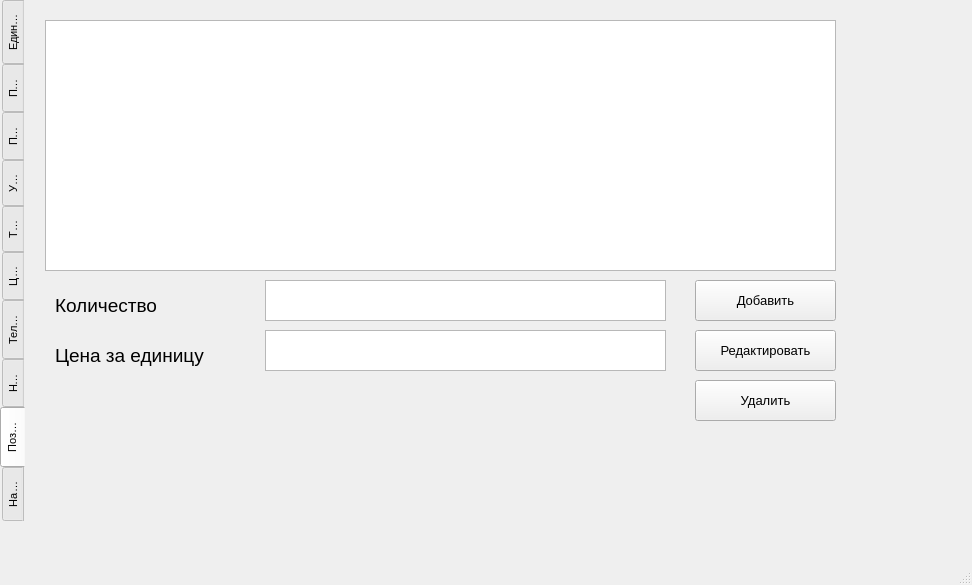
This is DataBaseProject/mainwindow.ui in edfefegeger/Qt_Univer as Qt 5 draws it before an edit. The edited form follows.
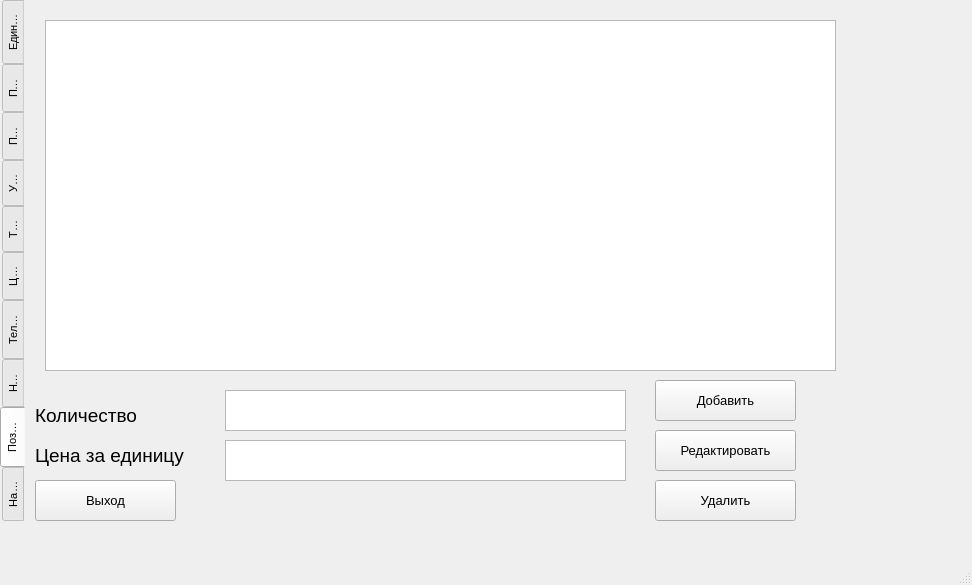
This is the edited form. The open tabs and pages were chosen to show the change.

The edit to the form file:
```diff
--- a/DataBaseProject/mainwindow.ui
+++ b/DataBaseProject/mainwindow.ui
@@ -1289,8 +1289,8 @@
      <widget class="QTextEdit" name="InvoicePositionUnitPriceTextEdit">
       <property name="geometry">
        <rect>
-        <x>240</x>
-        <y>330</y>
+        <x>200</x>
+        <y>440</y>
         <width>401</width>
         <height>41</height>
        </rect>
@@ -1304,8 +1304,8 @@
      <widget class="QLabel" name="label_23">
       <property name="geometry">
        <rect>
-        <x>30</x>
-        <y>290</y>
+        <x>10</x>
+        <y>400</y>
         <width>201</width>
         <height>31</height>
        </rect>
@@ -1322,8 +1322,8 @@
      <widget class="QTextEdit" name="invoicePositionTypeCountTextEdit">
       <property name="geometry">
        <rect>
-        <x>240</x>
-        <y>280</y>
+        <x>200</x>
+        <y>390</y>
         <width>401</width>
         <height>41</height>
        </rect>
@@ -1340,7 +1340,7 @@
         <x>20</x>
         <y>20</y>
         <width>791</width>
-        <height>251</height>
+        <height>351</height>
        </rect>
       </property>
       <property name="selectionMode">
@@ -1353,8 +1353,8 @@
      <widget class="QLabel" name="label_24">
       <property name="geometry">
        <rect>
-        <x>30</x>
-        <y>340</y>
+        <x>10</x>
+        <y>440</y>
         <width>201</width>
         <height>31</height>
        </rect>
@@ -1371,8 +1371,8 @@
      <widget class="QPushButton" name="deleteInvoicePositionButton">
       <property name="geometry">
        <rect>
-        <x>670</x>
-        <y>380</y>
+        <x>630</x>
+        <y>480</y>
         <width>141</width>
         <height>41</height>
        </rect>
@@ -1389,8 +1389,8 @@
      <widget class="QPushButton" name="editInvoicePositionButton">
       <property name="geometry">
        <rect>
-        <x>670</x>
-        <y>330</y>
+        <x>630</x>
+        <y>430</y>
         <width>141</width>
         <height>41</height>
        </rect>
@@ -1407,8 +1407,8 @@
      <widget class="QPushButton" name="addInvoicePositionButton">
       <property name="geometry">
        <rect>
-        <x>670</x>
-        <y>280</y>
+        <x>630</x>
+        <y>380</y>
         <width>141</width>
         <height>41</height>
        </rect>
@@ -1422,6 +1422,24 @@
        <string>Добавить</string>
       </property>
      </widget>
+     <widget class="QPushButton" name="exitButton_9">
+      <property name="geometry">
+       <rect>
+        <x>10</x>
+        <y>480</y>
+        <width>141</width>
+        <height>41</height>
+       </rect>
+      </property>
+      <property name="font">
+       <font>
+        <pointsize>10</pointsize>
+       </font>
+      </property>
+      <property name="text">
+       <string>Выход</string>
+      </property>
+     </widget>
     </widget>
     <widget class="QWidget" name="tab_10">
      <attribute name="title">
```
Left out of the diff: 156 changed lines with no effect on the pictures.
